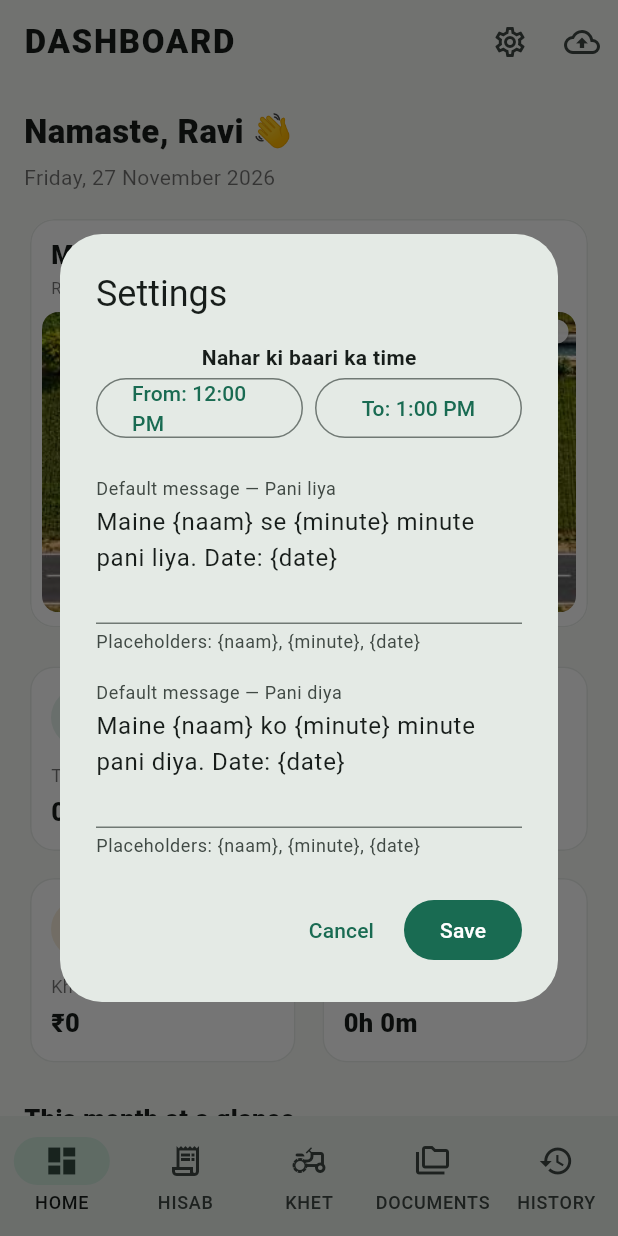
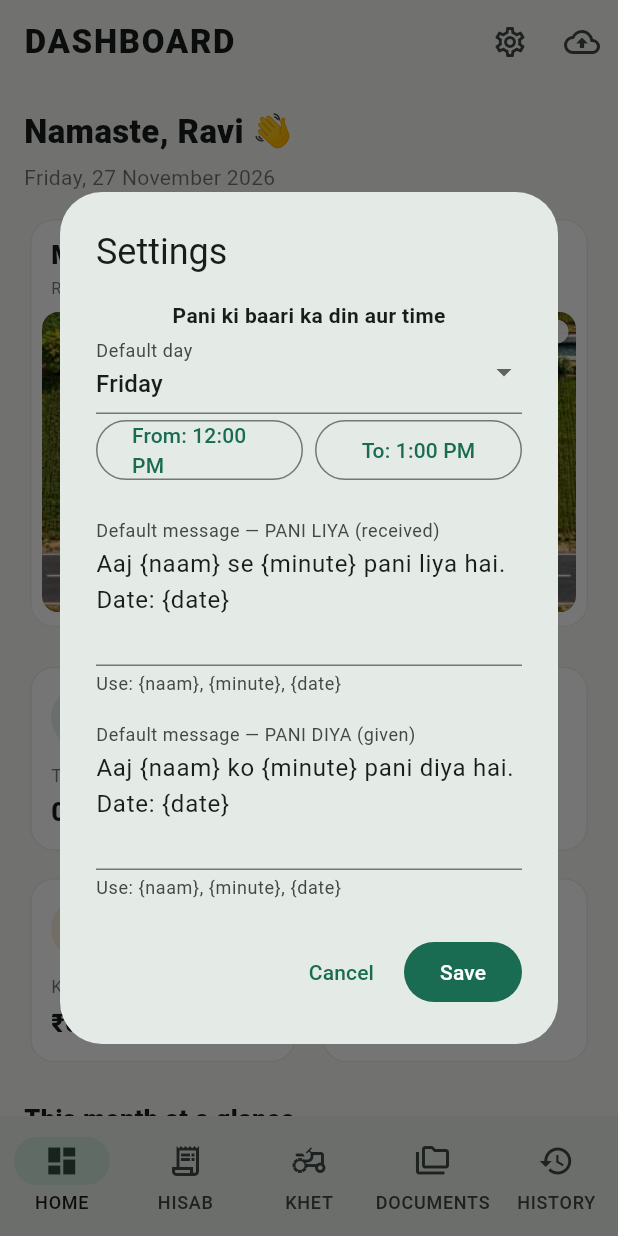
Before and after one commit to lokeshpandiit/KHATA, a Flutter app: the screen it shows after launch, after a tap on the "settings" icon, on a phone screen of 412 x 824 dp. Run offline on Flutter 3.47's test engine with Material 3 defaults, Android fonts, the phone set to English and light mode, and no system bars; our stand-ins replace audioplayers, file_picker, flutter_contacts, flutter_local_notifications, flutter_timezone, google_sign_in and 6 more; missing offline and left inert: record, whatsapp_share_plus; statements that could not run were skipped.

Commit message:
Add water turn day and clarify default Pani messages

```diff
--- a/lib/main.dart
+++ b/lib/main.dart
@@ -181,6 +181,7 @@ class _KhataHomeState extends State<KhataHome> {
 
   Future<void> _showFarmSettings() async {
     final prefs = await SharedPreferences.getInstance();
+    var weekday = prefs.getInt('farm_water_turn_weekday') ?? DateTime.friday;
     var from = TimeOfDay(
       hour: prefs.getInt('farm_water_turn_start_hour') ?? 12,
       minute: prefs.getInt('farm_water_turn_start_minute') ?? 0,
@@ -190,10 +191,10 @@ class _KhataHomeState extends State<KhataHome> {
       minute: prefs.getInt('farm_water_turn_end_minute') ?? 0,
     );
     final received = TextEditingController(
-      text: prefs.getString('pani_received_message') ?? 'Maine {naam} se {minute} minute pani liya. Date: {date}',
+      text: prefs.getString('pani_received_message') ?? 'Aaj {naam} se {minute} pani liya hai. Date: {date}',
     );
     final given = TextEditingController(
-      text: prefs.getString('pani_given_message') ?? 'Maine {naam} ko {minute} minute pani diya. Date: {date}',
+      text: prefs.getString('pani_given_message') ?? 'Aaj {naam} ko {minute} pani diya hai. Date: {date}',
     );
     String label(TimeOfDay t) => t.format(context);
     Future<TimeOfDay?> pick(TimeOfDay t) => showTimePicker(context: context, initialTime: t);
@@ -204,21 +205,36 @@ class _KhataHomeState extends State<KhataHome> {
           title: const Text('Settings'),
           content: SingleChildScrollView(
             child: Column(mainAxisSize: MainAxisSize.min, children: [
-              const Text('Nahar ki baari ka time', style: TextStyle(fontWeight: FontWeight.w700)),
+              const Text('Pani ki baari ka din aur time', style: TextStyle(fontWeight: FontWeight.w700)),
+              DropdownButtonFormField<int>(
+                initialValue: weekday,
+                decoration: const InputDecoration(labelText: 'Default day'),
+                items: const [
+                  DropdownMenuItem(value: DateTime.monday, child: Text('Monday')),
+                  DropdownMenuItem(value: DateTime.tuesday, child: Text('Tuesday')),
+                  DropdownMenuItem(value: DateTime.wednesday, child: Text('Wednesday')),
+                  DropdownMenuItem(value: DateTime.thursday, child: Text('Thursday')),
+                  DropdownMenuItem(value: DateTime.friday, child: Text('Friday')),
+                  DropdownMenuItem(value: DateTime.saturday, child: Text('Saturday')),
+                  DropdownMenuItem(value: DateTime.sunday, child: Text('Sunday')),
+                ],
+                onChanged: (v) => setDialogState(() => weekday = v ?? weekday),
+              ),
               Row(children: [
                 Expanded(child: OutlinedButton(onPressed: () async { final v=await pick(from); if(v!=null)setDialogState(()=>from=v); }, child: Text('From: ${label(from)}'))),
                 const SizedBox(width: 8),
                 Expanded(child: OutlinedButton(onPressed: () async { final v=await pick(to); if(v!=null)setDialogState(()=>to=v); }, child: Text('To: ${label(to)}'))),
               ]),
               const SizedBox(height: 16),
-              TextField(controller: received, maxLines: 3, decoration: const InputDecoration(labelText: 'Default message — Pani liya', helperText: 'Placeholders: {naam}, {minute}, {date}')),
+              TextField(controller: received, maxLines: 3, decoration: const InputDecoration(labelText: 'Default message — PANI LIYA (received)', helperText: 'Use: {naam}, {minute}, {date}')),
               const SizedBox(height: 12),
-              TextField(controller: given, maxLines: 3, decoration: const InputDecoration(labelText: 'Default message — Pani diya', helperText: 'Placeholders: {naam}, {minute}, {date}')),
+              TextField(controller: given, maxLines: 3, decoration: const InputDecoration(labelText: 'Default message — PANI DIYA (given)', helperText: 'Use: {naam}, {minute}, {date}')),
             ]),
           ),
           actions: [
             TextButton(onPressed: () => Navigator.pop(dialogContext), child: const Text('Cancel')),
             FilledButton(onPressed: () async {
+              await prefs.setInt('farm_water_turn_weekday', weekday);
               await prefs.setInt('farm_water_turn_start_hour', from.hour);
               await prefs.setInt('farm_water_turn_start_minute', from.minute);
               await prefs.setInt('farm_water_turn_end_hour', to.hour);
```
